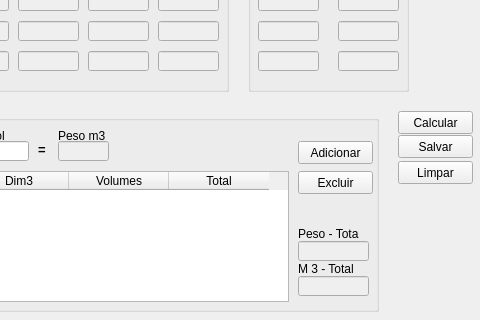
luissantananet/SistCotacao, file Forms/frm_principal_full.ui: the form before one commit; both pictures show x 252 to 732 and y 419 to 739 of the 732 by 739 pixel window.
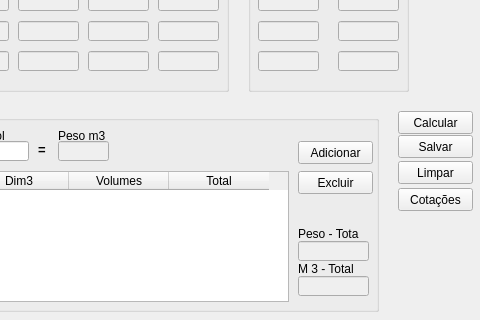
The form after the commit. Icons and pictures are not drawn.

Patch:
```diff
--- a/Forms/frm_principal_full.ui
+++ b/Forms/frm_principal_full.ui
@@ -2001,6 +2001,19 @@
      <string> UF</string>
     </property>
    </widget>
+   <widget class="QPushButton" name="btn_cotacao">
+    <property name="geometry">
+     <rect>
+      <x>650</x>
+      <y>607</y>
+      <width>75</width>
+      <height>23</height>
+     </rect>
+    </property>
+    <property name="text">
+     <string>Cotações</string>
+    </property>
+   </widget>
   </widget>
  </widget>
  <tabstops>
```
